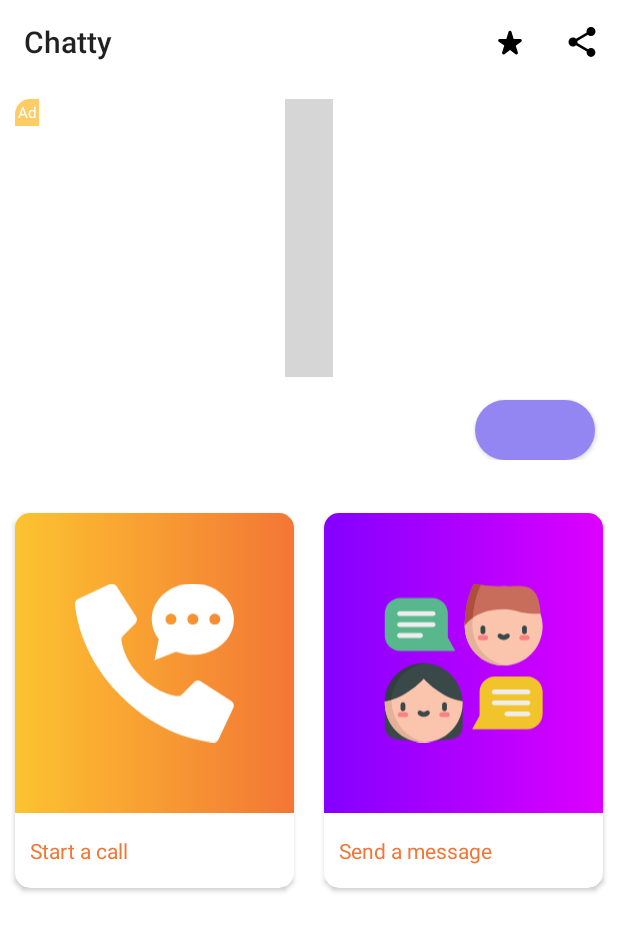
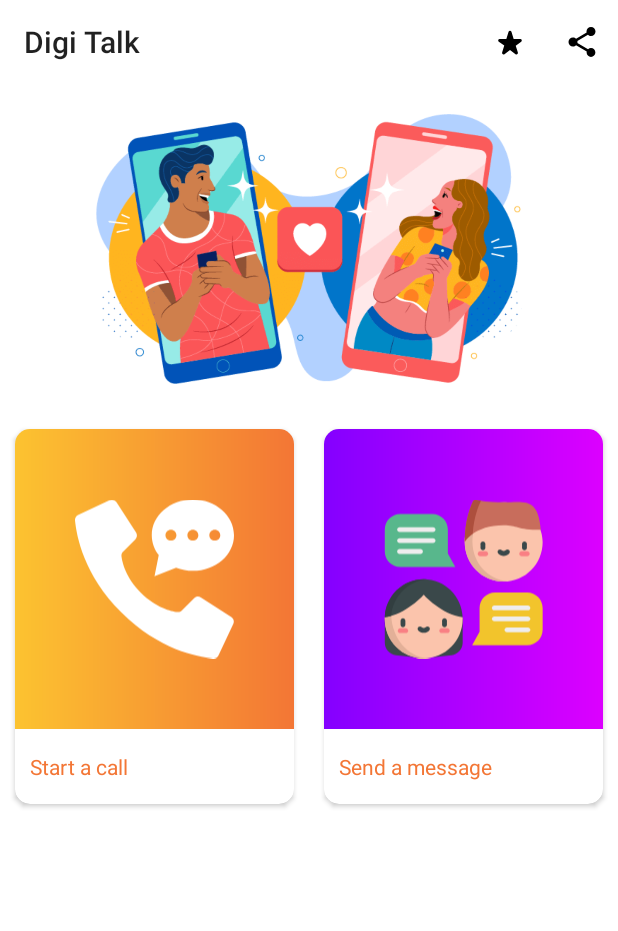
Before and after one commit to ashujhaji/Chatty, an Android app: the screen it shows after launch once a user with an empty profile is signed in (MainActivity), on a phone screen of 412 x 824 dp. Shown: the top 931 px of the screen. Run offline under Robolectric (Android 15) with nearby library versions, the phone set to English and light mode, and no system bars; our stand-ins replace AdMob, Firebase (no records; nobody signed in at launch, a user with empty details on screens opened directly); plain views replace MediaView, UnifiedNativeAdView; grey boxes are pictures that could not be loaded.

Commit message:
splash screen added

```diff
--- a/app/src/main/AndroidManifest.xml
+++ b/app/src/main/AndroidManifest.xml
@@ -26,7 +26,8 @@
         <activity
             android:name="com.chatty.app.activity.SplashActivity"
             android:label="@string/app_name"
-            android:windowSoftInputMode="adjustPan">
+            android:windowSoftInputMode="adjustPan"
+            android:theme="@style/AppThemeDark.Splash">
             <intent-filter>
                 <action android:name="android.intent.action.MAIN" />
                 <category android:name="android.intent.category.LAUNCHER" />
--- a/app/src/main/java/com/chatty/app/activity/MainActivity.java
+++ b/app/src/main/java/com/chatty/app/activity/MainActivity.java
@@ -28,7 +28,6 @@ public class MainActivity extends AppCompatActivity {
     private Toolbar toolbar;
     private RecyclerView recyclerView;
     private RelativeLayout adLayout;
-    private UnifiedNativeAdView nativeAdView;
     private MainAdapter adapter;
     private static final int REQUEST_RECORD_AUDIO_PERMISSION = 1;
     private static final int REQUEST_RECORD_CAMERA_PERMISSION = 2;
@@ -42,7 +41,6 @@ public class MainActivity extends AppCompatActivity {
         setToolbar();
         setRecyclerView();
         AdHelper.loadBannerAd(adLayout, this);
-        AdHelper.loadAd(this, nativeAdView);
     }
 
     @Override
@@ -79,7 +77,6 @@ public class MainActivity extends AppCompatActivity {
         toolbar = findViewById(R.id.toolbar);
         recyclerView = findViewById(R.id.recyclerView);
         adLayout = findViewById(R.id.adLayout);
-        nativeAdView = findViewById(R.id.nativeUnifiedAd);
     }
 
     private void setToolbar() {
--- a/app/src/main/java/com/chatty/app/activity/SplashActivity.java
+++ b/app/src/main/java/com/chatty/app/activity/SplashActivity.java
@@ -8,6 +8,7 @@ import androidx.annotation.NonNull;
 import androidx.annotation.Nullable;
 import androidx.appcompat.app.AppCompatActivity;
 
+import com.chatty.app.R;
 import com.google.android.gms.tasks.OnCompleteListener;
 import com.google.android.gms.tasks.Task;
 import com.google.firebase.auth.AuthResult;
@@ -20,7 +21,6 @@ public class SplashActivity extends AppCompatActivity {
     @Override
     protected void onCreate(@Nullable Bundle savedInstanceState) {
         super.onCreate(savedInstanceState);
-
         // Initialize Firebase Auth
         mAuth = FirebaseAuth.getInstance();
 
--- /dev/null
+++ b/app/src/main/res/drawable/custom_ic_splash_logo.xml
@@ -0,0 +1,19 @@
+<?xml version="1.0" encoding="utf-8"?>
+
+<!-- The android:opacity=”opaque” line — this is critical in preventing a flash of black as your theme transitions. -->
+<layer-list xmlns:android="http://schemas.android.com/apk/res/android"
+    android:opacity="opaque">
+
+    <!-- The background color, preferably the same as your normal theme -->
+    <item android:drawable="@color/white"/>
+
+    <!-- Your product logo - 144dp color version of your app icon -->
+    <item>
+
+        <bitmap
+            android:src="@drawable/app_icon"
+            android:gravity="center" />
+
+    </item>
+
+</layer-list>
--- a/app/src/main/res/layout/activity_connect.xml
+++ b/app/src/main/res/layout/activity_connect.xml
@@ -9,7 +9,7 @@
         android:layout_height="?actionBarSize"
         android:gravity="center_vertical"
         android:padding="@dimen/ten_dp"
-        android:text="Chatty"
+        android:text="@string/app_name"
         android:textSize="@dimen/twenty_one_sp"
         android:textStyle="bold" />
 
--- a/app/src/main/res/layout/activity_main.xml
+++ b/app/src/main/res/layout/activity_main.xml
@@ -2,6 +2,7 @@
 <RelativeLayout xmlns:android="http://schemas.android.com/apk/res/android"
     android:layout_width="match_parent"
     android:layout_height="match_parent"
+    xmlns:app="http://schemas.android.com/apk/res-auto"
     android:background="@color/white"
     android:orientation="vertical">
 
@@ -20,8 +21,16 @@
             android:layout_width="match_parent"
             android:layout_height="wrap_content"
             android:orientation="vertical">
-            <include
-                layout="@layout/layout_ad"/>
+            <RelativeLayout
+                android:layout_width="match_parent"
+                android:layout_height="@dimen/two_hundred"
+                android:layout_margin="@dimen/ten_dp"
+                android:padding="@dimen/ten_dp">
+                <androidx.appcompat.widget.AppCompatImageView
+                    android:layout_width="match_parent"
+                    android:layout_height="match_parent"
+                    app:srcCompat="@drawable/illutration"/>
+            </RelativeLayout>
             <androidx.recyclerview.widget.RecyclerView
                 android:layout_width="match_parent"
                 android:layout_height="match_parent"
--- a/app/src/main/res/values-v17/styles.xml
+++ b/app/src/main/res/values-v17/styles.xml
@@ -14,7 +14,7 @@
     <item name="colorAccent">@color/colorAccent</item>
   </style>
 
-  <style name="AppTheme.NoActionBar">
+  <style name="AppTheme.NoActionBar" parent="Theme.AppCompat.Light.NoActionBar">
     <item name="windowActionBar">false</item>
     <item name="windowNoTitle">true</item>
   </style>
--- a/app/src/main/res/values-v21/styles.xml
+++ b/app/src/main/res/values-v21/styles.xml
@@ -14,7 +14,7 @@
     <item name="colorAccent">@color/colorAccent</item>
   </style>
 
-  <style name="AppTheme.NoActionBar">
+  <style name="AppTheme.NoActionBar" parent="Theme.AppCompat.Light.NoActionBar">
     <item name="windowActionBar">false</item>
     <item name="windowNoTitle">true</item>
   </style>
--- a/app/src/main/res/values/strings.xml
+++ b/app/src/main/res/values/strings.xml
@@ -1,6 +1,6 @@
 <?xml version="1.0" encoding="utf-8"?>
 <resources>
-    <string name="app_name" translatable="false">Chatty</string>
+    <string name="app_name" translatable="false">Digi Talk</string>
     <string name="settings_name" translatable="false">Chatty Settings</string>
     <string name="disconnect_call">Disconnect Call</string>
     <string name="room_description">
--- /dev/null
+++ b/app/src/main/res/values/styles.xml
@@ -0,0 +1,8 @@
+<?xml version="1.0" encoding="utf-8"?>
+<resources>
+  <style name="AppThemeDark.Splash" parent="Theme.AppCompat.NoActionBar">
+    <item name="android:windowFullscreen">false</item>
+    <item name="android:windowBackground">@drawable/custom_ic_splash_logo</item>
+  </style>
+
+</resources>
```
Also changed, not shown: app/src/main/res/drawable-hdpi/ic_launcher.png, app/src/main/res/drawable-ldpi/ic_launcher.png, app/src/main/res/drawable-mdpi/ic_launcher.png, app/src/main/res/drawable-xhdpi/ic_launcher.png, app/src/main/res/drawable/app_icon.png (added), app/src/main/res/drawable/illutration.png (added).
